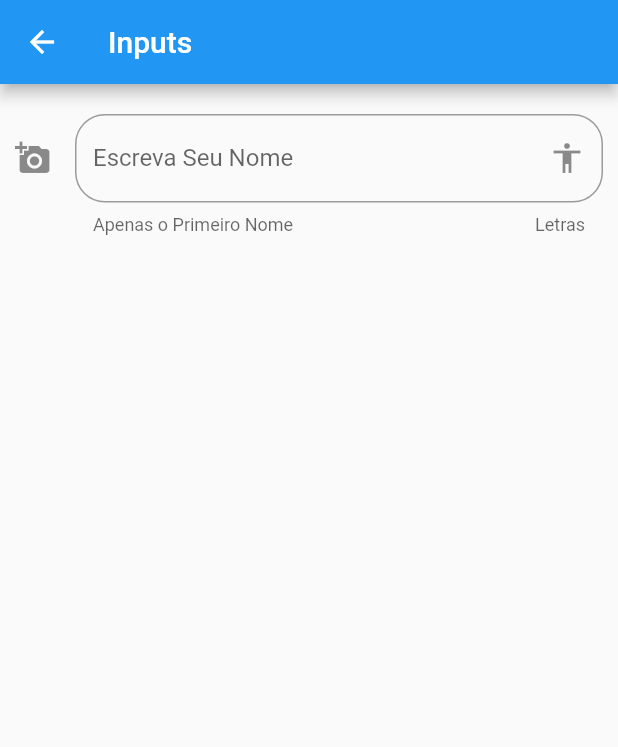
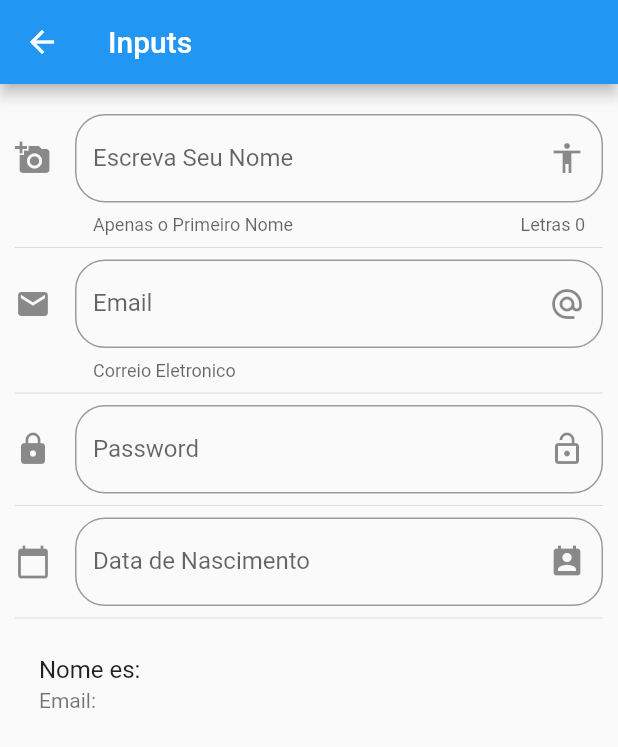
Before and after one commit to adilsontchameia/componentes, a Flutter app: the screen it shows after launch, after a tap on "Inputs", on a phone screen of 412 x 824 dp. Shown: the top 747 px of the screen. Run offline on Flutter 3.47's test engine with Material 2 defaults, Android fonts, the phone set to English and light mode, and no system bars; network calls fail.

```diff
--- a/lib/main.dart
+++ b/lib/main.dart
@@ -1,8 +1,6 @@
 import 'package:componentes/src/pages/alert_page.dart';
-import 'package:componentes/src/pages/avatar_page.dart';
-import 'package:componentes/src/pages/home_page.dart';
 import 'package:componentes/src/routes/routes.dart';
-//import 'package:componentes/src/pages/home_temp.dart';
+import 'package:flutter_localizations/flutter_localizations.dart';
 import 'package:flutter/material.dart';
 
 void main() => runApp(MyApp());
@@ -13,6 +11,19 @@ class MyApp extends StatelessWidget {
     return MaterialApp(
         title: 'Material App',
         debugShowCheckedModeBanner: false,
+        //TRADUCAO DO DATE PICKER
+        localizationsDelegates: const [
+//...app-specific localization delegate[s] here
+          GlobalMaterialLocalizations.delegate,
+          GlobalWidgetsLocalizations.delegate,
+        ],
+        //LINGUAS SUPORTADAS
+        supportedLocales: [
+          const Locale('en', 'US'),
+          const Locale('pt', 'PT'),
+          const Locale('pt', 'BR'),
+          const Locale('es', 'ES'),
+        ],
         //home: HomePage());
         initialRoute: '/',
         routes: getApplicationRoutes(),
--- a/lib/src/pages/input_page.dart
+++ b/lib/src/pages/input_page.dart
@@ -8,7 +8,10 @@ class InputPage extends StatefulWidget {
 }
 
 class _InputPageState extends State<InputPage> {
-  late String _nome;
+  String _nome = '';
+  String _email = '';
+  String _data = '';
+  TextEditingController _inputData = new TextEditingController();
 
   @override
   Widget build(BuildContext context) {
@@ -18,7 +21,17 @@ class _InputPageState extends State<InputPage> {
         ),
         body: ListView(
           padding: EdgeInsets.symmetric(horizontal: 10.0, vertical: 20.0),
-          children: [_criarInput()],
+          children: [
+            _criarInput(),
+            Divider(),
+            _criarEmail(),
+            Divider(),
+            _criarPassword(),
+            Divider(),
+            _criarData(context),
+            Divider(),
+            _criarPessoa(),
+          ],
         ));
   }
 
@@ -30,7 +43,7 @@ class _InputPageState extends State<InputPage> {
         border: OutlineInputBorder(
           borderRadius: BorderRadius.circular(20.0),
         ),
-        counterText: 'Letras',
+        counterText: 'Letras ${_nome.length}',
         hintText: 'Insira um texto',
         labelText: 'Escreva Seu Nome',
         helperText: 'Apenas o Primeiro Nome',
@@ -39,9 +52,97 @@ class _InputPageState extends State<InputPage> {
       ),
       //Pegando texto escrito
       onChanged: (valor) {
-        _nome = valor;
-        print(_nome);
+        setState(() {
+          _nome = valor;
+          print(_nome);
+        });
       },
     );
   }
+
+  Widget _criarPessoa() {
+    return ListTile(
+      title: Text('Nome es: $_nome'),
+      subtitle: Text('Email: $_email'),
+    );
+  }
+
+  _criarEmail() {
+    return TextField(
+      keyboardType: TextInputType.emailAddress,
+      decoration: InputDecoration(
+        border: OutlineInputBorder(
+          borderRadius: BorderRadius.circular(20.0),
+        ),
+        hintText: 'Email',
+        labelText: 'Email',
+        helperText: 'Correio Eletronico',
+        suffixIcon: Icon(Icons.alternate_email),
+        icon: Icon(Icons.email),
+      ),
+      //Pegando texto escrito
+      onChanged: (valor) {
+        setState(() {
+          _nome = valor;
+          print(_nome);
+        });
+      },
+    );
+  }
+
+  _criarPassword() {
+    return TextField(
+      obscureText: true,
+      decoration: InputDecoration(
+        border: OutlineInputBorder(
+          borderRadius: BorderRadius.circular(20.0),
+        ),
+        hintText: 'Password',
+        labelText: 'Password',
+        suffixIcon: Icon(Icons.lock_open),
+        icon: Icon(Icons.lock),
+      ),
+    );
+  }
+
+  _criarData(BuildContext context) {
+    return TextField(
+      enableInteractiveSelection: false,
+      //controlador
+      controller: _inputData,
+      decoration: InputDecoration(
+        border: OutlineInputBorder(
+          borderRadius: BorderRadius.circular(20.0),
+        ),
+        hintText: 'Data de Nascimento',
+        labelText: 'Data de Nascimento',
+        suffixIcon: Icon(Icons.perm_contact_calendar),
+        icon: Icon(Icons.calendar_today),
+      ),
+      onTap: () {
+        //tirar o foco do campo para evitar alteracao
+        FocusScope.of(context).requestFocus(new FocusNode());
+        _selectDate(context);
+      },
+    );
+  }
+
+  //Metodo do datePicker
+  _selectDate(BuildContext context) async {
+    DateTime? picked = await showDatePicker(
+        context: context,
+        initialDate: new DateTime.now(),
+        //Restringir o selector
+        firstDate: new DateTime(2020),
+        lastDate: new DateTime(2023),
+        //Mudar o idioma
+        locale: Locale('pt'));
+    if (picked != null) {
+      setState(() {
+        _data = picked.toString();
+        //Inserindo a data no textField
+        _inputData.text = _data;
+      });
+    }
+  }
 }
--- a/pubspec.yaml
+++ b/pubspec.yaml
@@ -37,6 +37,9 @@ dependencies:
 
 dev_dependencies:
   flutter_test:
+    sdk: flutter
+
+  flutter_localizations:
     sdk: flutter
 
   # The "flutter_lints" package below contains a set of recommended lints to
```
Also changed, not shown: pubspec.lock.
